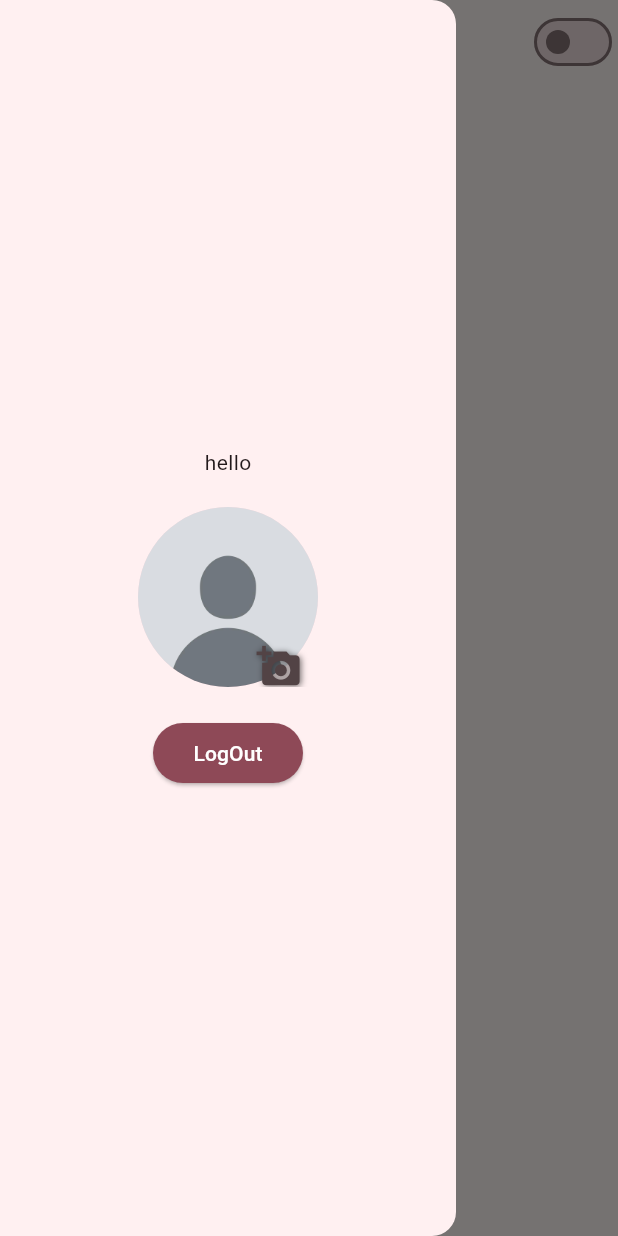
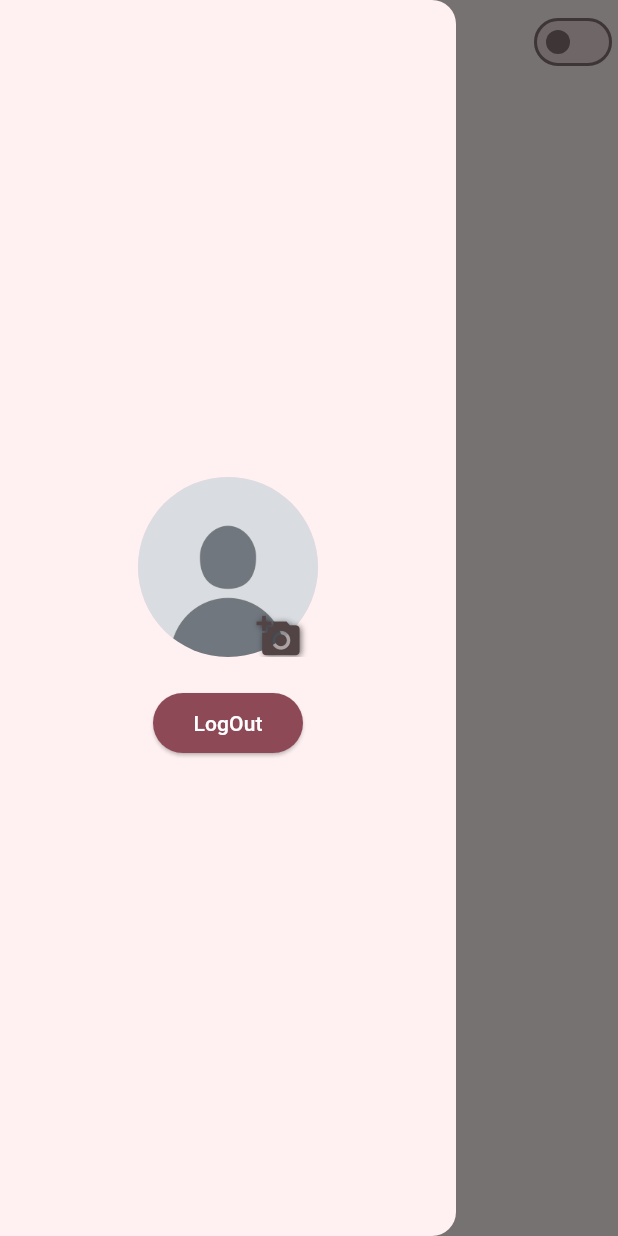
Before and after one commit to MariMohamed/login-signup, a Flutter app: the HomeScreen screen opened by its route, with the side drawer open, on a phone screen of 412 x 824 dp. Run offline on Flutter 3.47's test engine with Material 3 defaults, Android fonts, the phone set to English and light mode, and no system bars; our stand-ins replace delightful_toast, image_picker.

Commit message:
update initial route to log in and remove placeholder text from home drawer

```diff
--- a/lib/main.dart
+++ b/lib/main.dart
@@ -35,8 +35,7 @@ class MyApp extends StatelessWidget {
               '/login': (context) => LogIn(),
               '/home': (context) => HomeScreen(),
             },
-            //initialRoute: Routes.logIn,
-            initialRoute: Routes.home,
+            initialRoute: Routes.logIn,
             title: 'Flutter Demo',
             theme: AppTheme.lightTheme,
             darkTheme: AppTheme.darkTheme,
--- a/lib/presentation/features/Home/widgets/home_drawer.dart
+++ b/lib/presentation/features/Home/widgets/home_drawer.dart
@@ -29,7 +29,6 @@ class _HomeDrawerState extends State<HomeDrawer>
             mainAxisAlignment: MainAxisAlignment.center,
             spacing: 20,
             children: [
-              Text("hello"),
               HomeUseravatar(),
               AppButton(
                 title: AppStrings.logOut,
```
